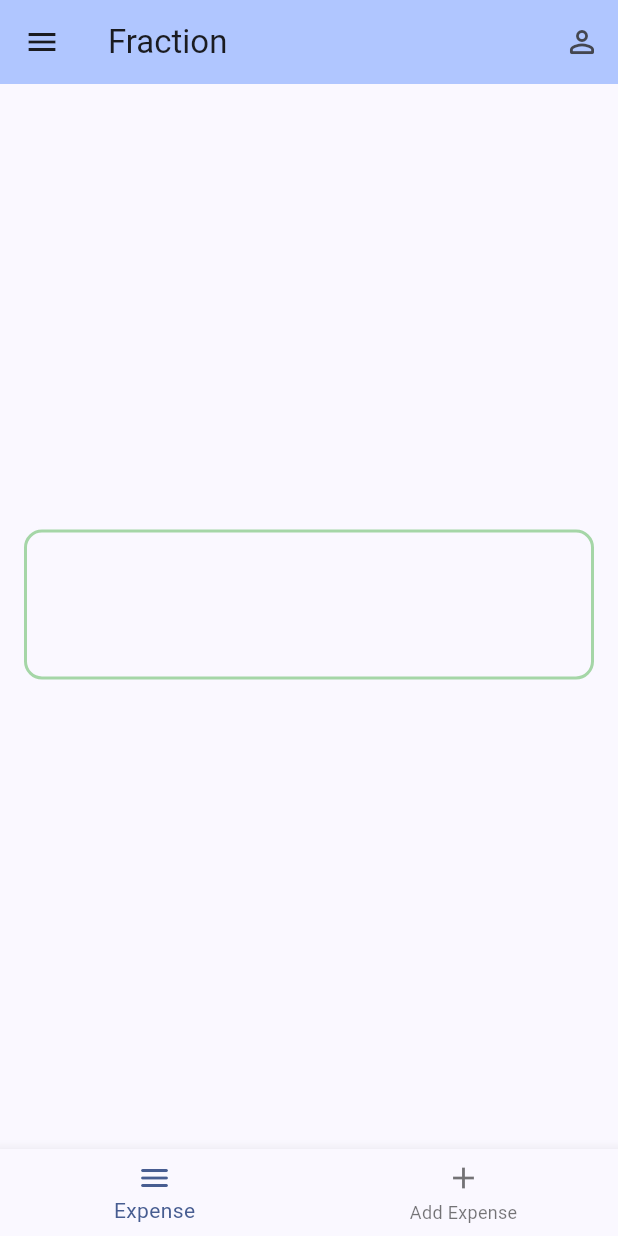
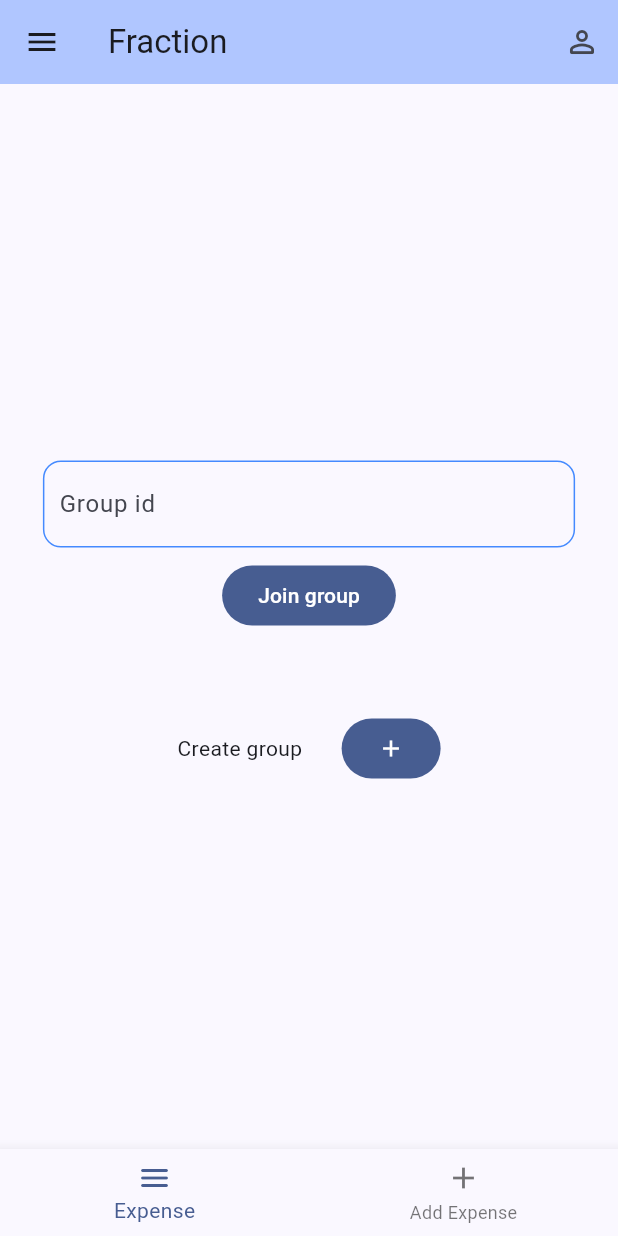
Before and after one commit to sudharshanakshay/fraction, a Flutter app: the screen it shows once a user with an empty profile is signed in, on a phone screen of 412 x 824 dp. Run offline on Flutter 3.47's test engine with Material 2 defaults, Android fonts, the phone set to English and light mode, and no system bars; our stand-ins replace cloud_firestore, firebase_auth, firebase_core, google_sign_in; missing offline and left inert: dart:ffi, firebase_ui_auth; accounts and stored records are empty.

Commit message:
create group functionality

```diff
--- /dev/null
+++ b/lib/screens/create_group.dart
@@ -0,0 +1,65 @@
+
+import 'package:flutter/material.dart';
+import 'package:fraction/services/app_state.dart';
+import 'package:provider/provider.dart';
+import '../services/group.dart';
+import '../widgets/input_text_field.dart';
+
+class CreateGroup extends StatefulWidget {
+  const CreateGroup({super.key});
+
+  @override
+  createState() => CreateGroupState();
+}
+
+class CreateGroupState extends State<CreateGroup> {
+  final _groupNameController = TextEditingController();
+
+  @override
+  Widget build(BuildContext context) {
+    return Consumer<ApplicationState>(
+      builder: (context, appState, child) => Column(
+        mainAxisAlignment: MainAxisAlignment.center,
+        children: <Widget>[
+          // const Text('Join group'),
+          CustomInputFormField(
+              controller: _groupNameController, label: 'Group id'),
+          FilledButton(onPressed: () {}, child: const Text('Join group')),
+          const Flexible(child: FractionallySizedBox(heightFactor: 0.1,)),
+          Row(
+            mainAxisAlignment: MainAxisAlignment.center,
+            children: <Widget>[
+              const Text('Create group'),
+              const Flexible(child: FractionallySizedBox(widthFactor: 0.1,)),
+              FilledButton(
+                child: const Icon(Icons.add),
+                onPressed: () {
+                  Scaffold.of(context).showBottomSheet<void>(
+                      (BuildContext context) => Container(
+                            height: 400,
+                            child: Center(
+                              child: Column(
+                                mainAxisAlignment: MainAxisAlignment.center,
+                                mainAxisSize: MainAxisSize.min,
+                                children: <Widget>[
+                                  const Text('Create new group'),
+                                  CustomInputFormField(
+                                      controller: _groupNameController,
+                                      label: 'Group name'),
+                                  FilledButton(onPressed: (){
+                                    createGroup(_groupNameController.text, appState.currentUserEmail);
+                                  }, child: const Text('Create'))
+                                ],
+                              ),
+                            ),
+                          ));
+                },
+                //iconSize: 100,
+              ),
+            ],
+          ),
+        ],
+      ),
+    );
+  }
+}
--- a/lib/screens/view_expense.dart
+++ b/lib/screens/view_expense.dart
@@ -1,7 +1,11 @@
 import 'package:cloud_firestore/cloud_firestore.dart';
 import 'package:flutter/material.dart';
+import 'package:fraction/services/app_state.dart';
 import 'dart:math';
 import 'package:intl/intl.dart';
+import 'package:provider/provider.dart';
+
+import 'create_group.dart';
 
 class ViewExpenseLayout extends StatefulWidget {
   const ViewExpenseLayout({Key? key}) : super(key: key);
@@ -61,7 +65,9 @@ class ViewExpenseLayoutState extends State<ViewExpenseLayout> {
 
   @override
   Widget build(BuildContext context) {
-    return StreamBuilder(
+    return Consumer<ApplicationState>(
+      builder: (context, appState, child) => appState.groupIds.isEmpty ? const CreateGroup() :
+       StreamBuilder(
           stream: FirebaseFirestore.instance.collection('expense').snapshots(),
           builder: (context, snapshot) {
             if (!snapshot.hasData) {
@@ -92,7 +98,7 @@ class ViewExpenseLayoutState extends State<ViewExpenseLayout> {
                           //height: 50,
                           //color: Colors.amber[colorCodes[index % 3]],
                           child: ListTile(
-                          leading: Icon(Icons.person),
+                            leading: const Icon(Icons.person),
                             title: Text(
                                 '${snapshot.data?.docs[index]['description']}'),
                             //isThreeLine: true,
@@ -108,7 +114,8 @@ class ViewExpenseLayoutState extends State<ViewExpenseLayout> {
                         ));
                   })
             ]));
-        });
+          }),
+    );
     //});
   }
 }
--- /dev/null
+++ b/lib/services/group.dart
@@ -0,0 +1,12 @@
+import 'package:cloud_firestore/cloud_firestore.dart';
+
+import 'auth/profile.dart';
+
+void createGroup(groupName, admin){
+  FirebaseFirestore.instance.collection('group').add({
+    'name':groupName,
+    'group_id':'gen_group_id',
+    'admin': admin,
+    'email_ids': [],
+  }).whenComplete(() => updateGroupIds('mario@gmail.com', 'ntonot@gmail.com' ));
+}
```
Also changed, not shown: lib/services/auth/profile.dart (+9 -0 lines), lib/services/view_expense.dart (+4 -8 lines), lib/widgets/info_pallet.dart (added, +19 -0 lines). Lines whose indentation alone changed are shown as unchanged.
